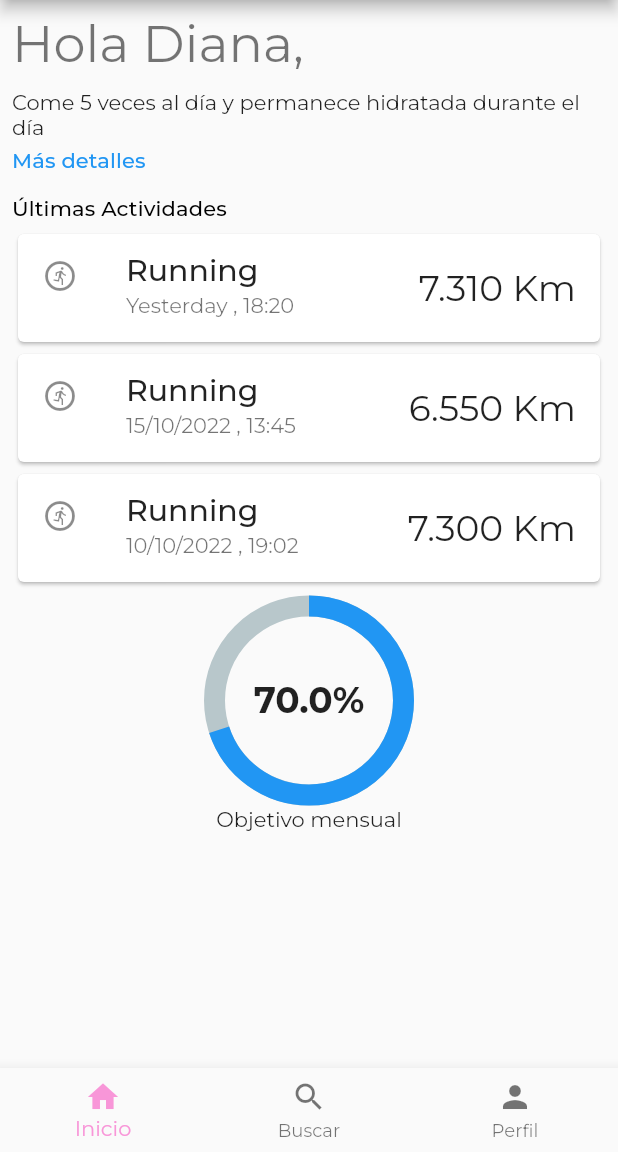
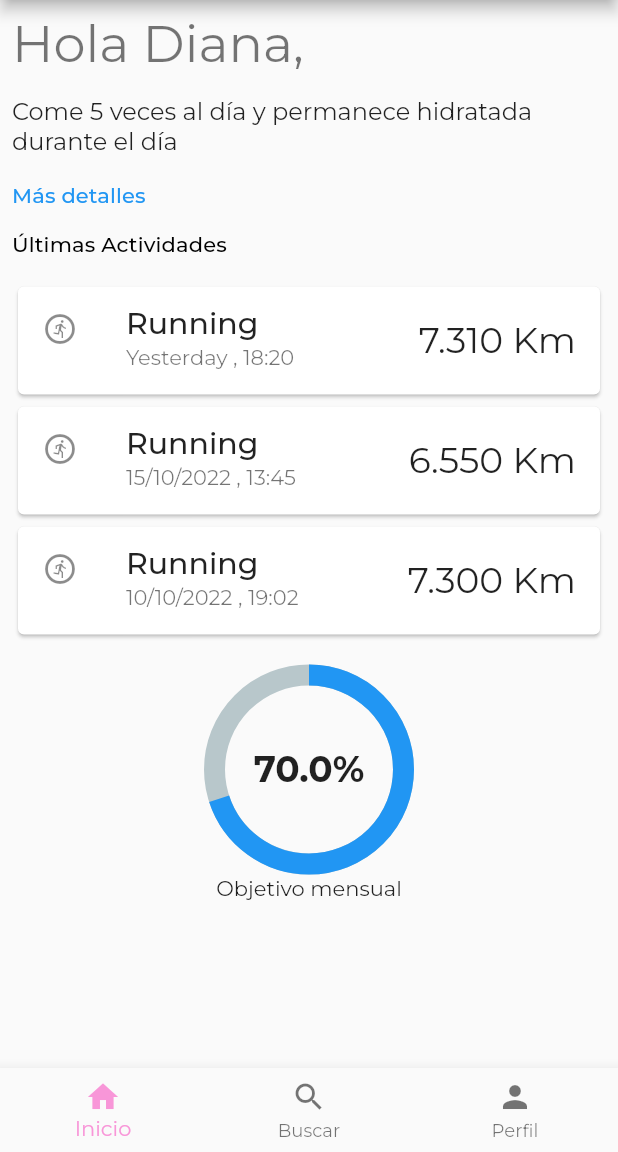
Before and after one commit to angelherrador/activitat_1_3, a Flutter app: the screen it shows after launch, on a phone screen of 412 x 824 dp, the part 84-1236 px from its top. Run offline on Flutter 3.47's test engine with Material 2 defaults, Android fonts, the light colour scheme and no system bars; drawn by our look-alikes of percent_indicator; our stand-ins replace google_fonts; network calls fail.

Commit message:
cambios para hacer el tema style más eficiente

```diff
--- a/lib/design/colors.dart
+++ b/lib/design/colors.dart
@@ -1,6 +1,9 @@
-import 'package:flutter/material.dart';
+//import 'package:flutter/material.dart';
 
-Color seedColor = const Color(0xFFDDDDDD);
-Color primaryColor = const Color(0xFFF896D8);
-Color secondaryColor = const Color(0xFFCA7DF9);
-Color tertiaryColor = const Color(0xFF724CF9);
+// Color seedColor = const Color(0xFFDDDDDD);
+// Color primaryColor = const Color(0xFFF896D8);
+// Color secondaryColor = const Color(0xFFCA7DF9);
+// Color tertiaryColor = const Color(0xFF724CF9);
+
+
+//página reemplazada por app_styles.dart
--- a/lib/main.dart
+++ b/lib/main.dart
@@ -1,4 +1,4 @@
-import 'package:activitat_1_3/design/colors.dart';
+import 'package:activitat_1_3/styles/app_styles.dart';
 import 'package:activitat_1_3/screens/home_page.dart';
 import 'package:flutter/material.dart';
 import 'package:google_fonts/google_fonts.dart';
@@ -16,21 +16,19 @@ class MyApp extends StatelessWidget {
     return MaterialApp(
       title: 'Fitness Times',
       theme: ThemeData(
-        //fontFamily: GoogleFonts.montserrat().fontFamily,
-        textTheme: GoogleFonts.montserratTextTheme(
-          Theme.of(context).textTheme,
-        ),
         useMaterial3: false,
         colorScheme: Theme.of(context).colorScheme.copyWith(
-              //colorScheme: ColorScheme.fromSeed( //otra forma de hacer
-              //seedColor: seedColor,
-              primary: primaryColor,
-              secondary: secondaryColor,
-              tertiary: tertiaryColor,
-              //background: Colors.white,
-            ),
+          //colorScheme: ColorScheme.fromSeed( //otra forma de hacer
+          //seedColor: seedColor,
+          primary: AppStyles.primaryColor,
+          secondary: AppStyles.secondaryColor,
+          tertiary: AppStyles.tertiaryColor,
+          //background: Colors.white,
+        ),
+        textTheme: GoogleFonts.montserratTextTheme(),
         appBarTheme: const AppBarTheme(
           foregroundColor: Colors.white,
+          backgroundColor: AppStyles.primaryColor,
         ),
       ),
       home: HomePage(),
--- a/lib/screens/home_page.dart
+++ b/lib/screens/home_page.dart
@@ -1,4 +1,5 @@
 import 'package:activitat_1_3/screens/profile_page.dart';
+import 'package:activitat_1_3/styles/app_styles.dart';
 import 'package:flutter/material.dart';
 import 'package:percent_indicator/percent_indicator.dart';
 
@@ -11,7 +12,6 @@ class HomePage extends StatelessWidget {
   @override
   Widget build(BuildContext context) {
     return Scaffold(
-
       extendBody: true,
       appBar: AppBar(
         centerTitle: true,
@@ -34,10 +34,7 @@ class HomePage extends StatelessWidget {
             },
           )
         ],
-        title: const Text(
-          'Fitness Time',
-        ),
-        backgroundColor: Theme.of(context).colorScheme.primary,
+        title: const Text('Fitness Time',),
       ),
       body: SingleChildScrollView(
           padding: const EdgeInsets.all(8),
@@ -50,10 +47,10 @@ class HomePage extends StatelessWidget {
                   "Hola Diana,",
                   style: Theme.of(context).textTheme.headlineMedium,
                 ),
-                const SizedBox(height: 10),
-                Text("Come 5 veces al día y permanece hidratada durante el día",
-                    style: Theme.of(context).textTheme.bodyMedium),
-                const SizedBox(height: 5),
+                AppStyles.smallGap, //const SizedBox(height: 16),
+                const Text("Come 5 veces al día y permanece hidratada durante el día",
+                    style: AppStyles.body),
+                AppStyles.smallGap, //const SizedBox(height: 16),
                 Text(
                   textAlign: TextAlign.right,
                   'Más detalles',
@@ -62,10 +59,10 @@ class HomePage extends StatelessWidget {
                       .titleSmall!
                       .copyWith(color: Colors.blue),
                 ),
-                const SizedBox(height: 15),
+                AppStyles.smallGap, //const SizedBox(height: 16),
                 Text("Últimas Actividades",
                     style: Theme.of(context).textTheme.titleSmall),
-                const SizedBox(height: 5),
+                AppStyles.smallGap, //const SizedBox(height: 16),
                 for (Activities activity in activity)
                   Card(
                     child: Column(
@@ -83,7 +80,7 @@ class HomePage extends StatelessWidget {
                       ],
                     ),
                   ),
-                const SizedBox(height: 5),
+                AppStyles.smallGap, //const SizedBox(height: 16),
                 Center(
                   child: CircularPercentIndicator(
                     radius: 70.0,
@@ -99,7 +96,6 @@ class HomePage extends StatelessWidget {
                     animationDuration: 1200,
                   ),
                 ),
-                const SizedBox(height: 5),
               ],
             ),
           )),
--- a/lib/screens/profile_page.dart
+++ b/lib/screens/profile_page.dart
@@ -1,3 +1,4 @@
+import 'package:activitat_1_3/styles/app_styles.dart';
 import 'package:flutter/material.dart';
 
 import '../models/data_file.dart';
@@ -82,8 +83,8 @@ class _ProfilePageState extends State<ProfilePage> {
                     Slider(
                         value: sliderValueHeight,
                         max: 240,
-                        activeColor: Theme.of(context).colorScheme.secondary,
-                        inactiveColor: Theme.of(context).colorScheme.primary,
+                        activeColor: AppStyles.secondaryColor, //Theme.of(context).colorScheme.secondary,
+                        inactiveColor: AppStyles.primaryColor,
                         label: sliderValueHeight.round().toString(),
                         onChanged: (double value) {
                           setState(() => sliderValueHeight = value);
@@ -98,8 +99,8 @@ class _ProfilePageState extends State<ProfilePage> {
                     Slider(
                         value: sliderValueWeight,
                         max: 300,
-                        activeColor: Theme.of(context).colorScheme.secondary,
-                        inactiveColor: Theme.of(context).colorScheme.primary,
+                        activeColor: AppStyles.secondaryColor, //Theme.of(context).colorScheme.secondary,
+                        inactiveColor: AppStyles.primaryColor,
                         label: sliderValueWeight.round().toString(),
                         onChanged: (double value) {
                           setState(() {
@@ -124,7 +125,7 @@ Column _buildColumn(IconData icon, String label, String plus) {
       Container(
         padding: const EdgeInsets.fromLTRB(10, 10, 10, 10),
         decoration: const BoxDecoration(
-          color: Color(0xFFCA7DF9),
+          color: AppStyles.secondaryColor,
           borderRadius: BorderRadius.all(Radius.circular(8)),
         ),
         child: Column(
--- /dev/null
+++ b/lib/styles/app_styles.dart
@@ -0,0 +1,16 @@
+import 'package:flutter/material.dart';
+
+class AppStyles{
+  //al ponerla static no hay que hacer instancia de la clase
+  static  const TextStyle body = TextStyle(
+    fontSize: 16.0,
+    //fontWeight: FontWeight.bold,
+  );
+  static const Color seedColor =  Color(0xFFDDDDDD);
+  static const Color primaryColor =  Color(0xFFF896D8);
+  static const Color secondaryColor =  Color(0xFFCA7DF9);
+  static const Color tertiaryColor =  Color(0xFF724CF9);
+
+  static const SizedBox smallGap = SizedBox(height: 16);
+
+}
```
